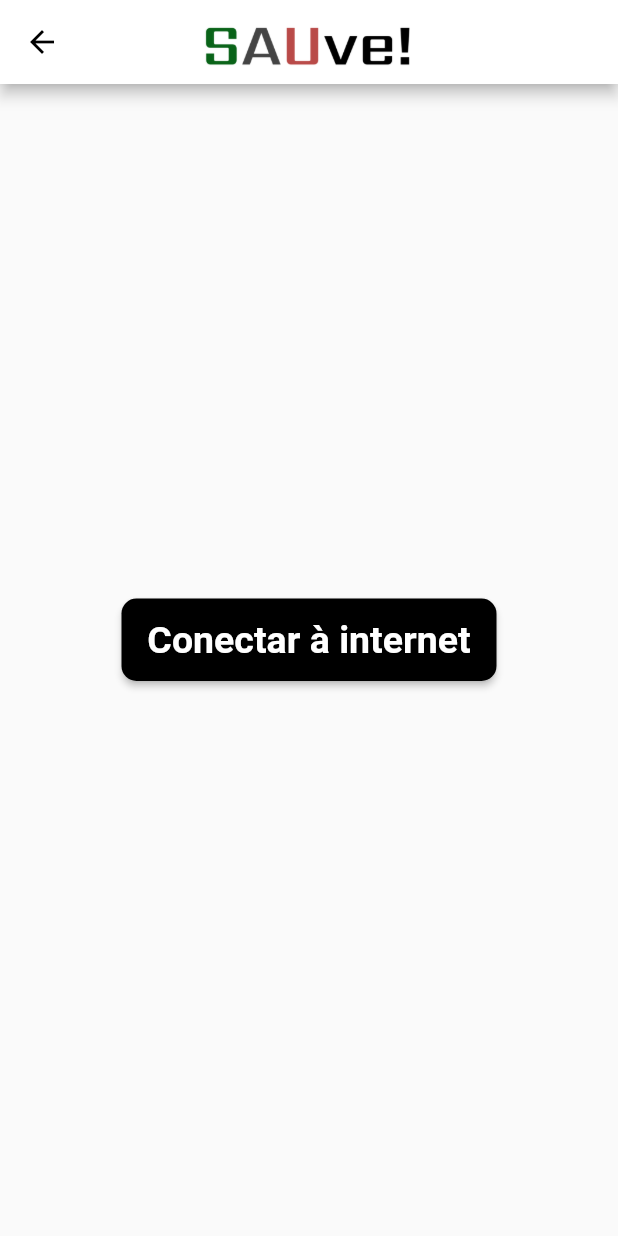
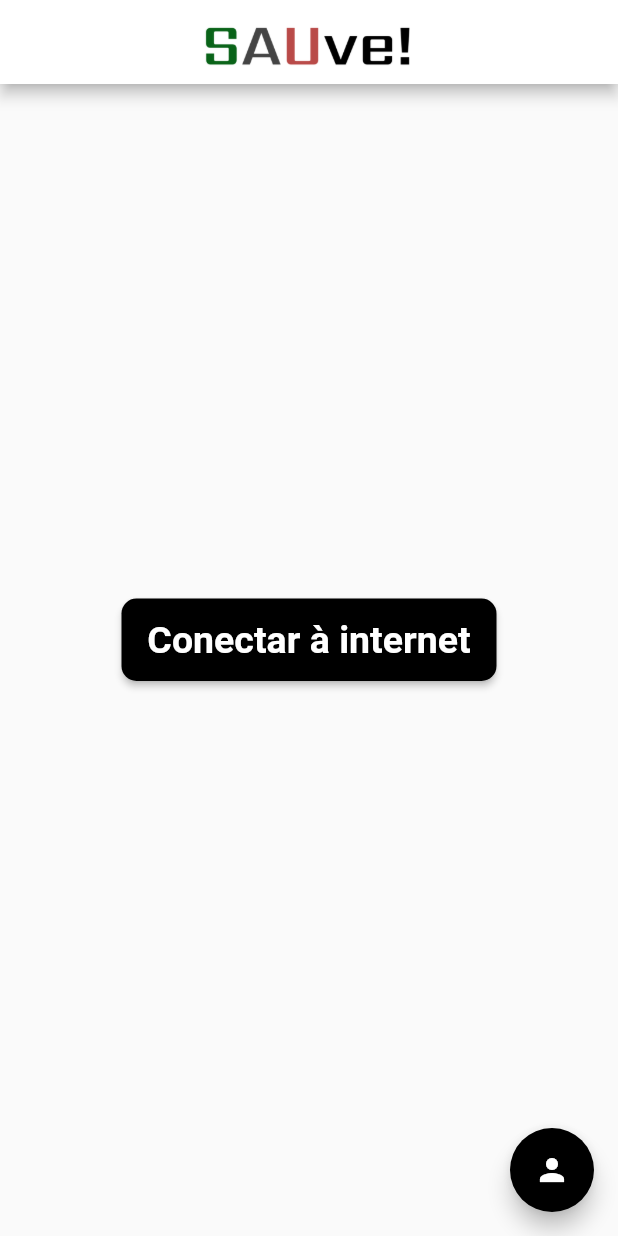
Before and after one commit to lsprdev/SAUve, a Flutter app: the screen it shows after launch, after a tap on "Salvar", on a phone screen of 412 x 824 dp. Run offline on Flutter 3.47's test engine with Material 2 defaults, Android fonts, the light colour scheme and no system bars; drawn by our look-alikes of google_mobile_ads; our stand-ins replace dio, shared_preferences; network calls fail.

Commit message:
appbar fix

```diff
--- a/lib/views/button_page.dart
+++ b/lib/views/button_page.dart
@@ -87,6 +87,7 @@ class _ButtonPageState extends State<ButtonPage> {
     return Scaffold(
       appBar: AppBar(
         iconTheme: const IconThemeData(color: Colors.black),
+        automaticallyImplyLeading: false,
         title: Image.asset(
               "assets/logo.png",
               fit: BoxFit.contain,
@@ -95,6 +96,13 @@ class _ButtonPageState extends State<ButtonPage> {
         elevation: 4,
         backgroundColor: Colors.white,
         centerTitle: true,
+      ),
+      floatingActionButton: FloatingActionButton(
+        onPressed: () async {
+          Navigator.pushReplacementNamed(context, "/");
+        },
+        child: Icon(Icons.person),
+        backgroundColor: Colors.black,
       ),
       body: Column(
         mainAxisAlignment: MainAxisAlignment.end,
--- a/lib/views/form_page.dart
+++ b/lib/views/form_page.dart
@@ -80,7 +80,7 @@ class _FormPageState extends State<FormPage> {
                   minWidth: 300.0,
                   color: Colors.black,
                   onPressed: () async {
-                    Navigator.pushNamed(context, "/button");
+                    Navigator.pushReplacementNamed(context, "/button");
                     SharedPreferences prefs = await SharedPreferences.getInstance();
                     prefs.setBool("isData", true);
                     prefs.setString("username", userController.text);
```
